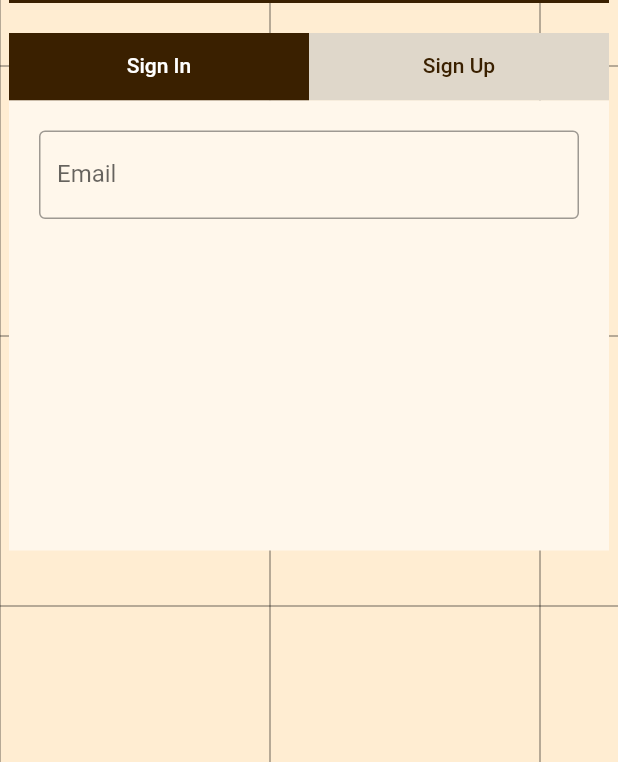
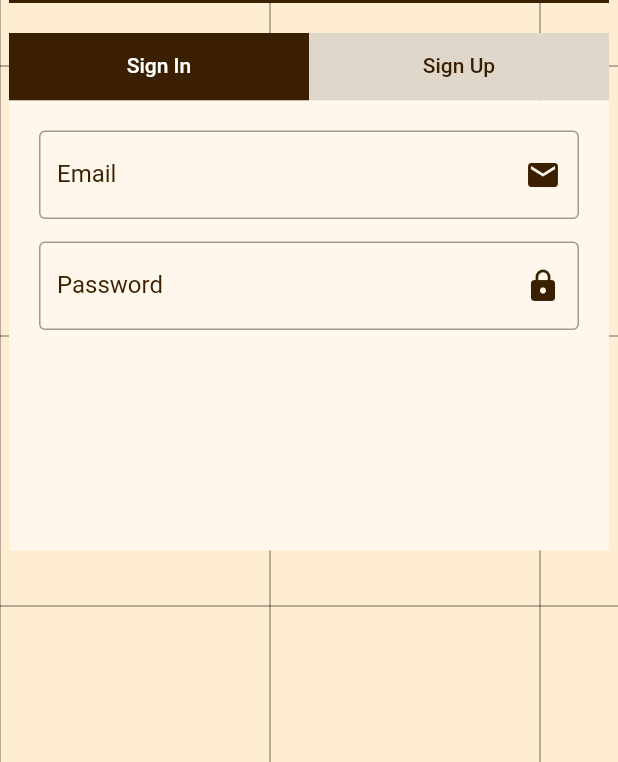
Before and after one commit to RGLie/TodayI, a Flutter app: the screen it shows after launch, after a tap on "시작하기", on a phone screen of 412 x 824 dp, the part 474-1236 px from its top. Run offline on Flutter 3.47's test engine with Material 2 defaults, Android fonts, the phone set to English and light mode, and no system bars; our stand-ins replace animated_text_kit, firebase_core, google_fonts; accounts and stored records are empty; Roboto replaces fonts that are missing (Pretendard).

Commit message:
textfield in progress

```diff
--- a/todayi/lib/pages/login_page.dart
+++ b/todayi/lib/pages/login_page.dart
@@ -12,6 +12,8 @@ class _LoginPageState extends State<LoginPage>
     with SingleTickerProviderStateMixin {
   late TabController _tabController;
   final _emailController = TextEditingController();
+  final _passwordController = TextEditingController();
+  final GlobalKey<FormState> _formKey = GlobalKey<FormState>();
 
   @override
   void initState() {
@@ -105,19 +107,72 @@ class _LoginPageState extends State<LoginPage>
               controller: _tabController,
               children: [
                 // first tab bar view widget
-                Column(
+                Form(
+                  key: _formKey,
+                  child: Column(
                     children: [
                       Container(
                         margin: EdgeInsets.all(5),
-                      child: TextField(
+                        child: TextFormField(
+                        controller: _emailController,
+                        keyboardType: TextInputType.emailAddress,
                         cursorColor: ColorLibrary.textThemeColor,
-                          controller: _emailController,
                         decoration: InputDecoration(
+                          suffixIcon: Icon(Icons.mail),
+                          suffixIconColor: ColorLibrary.textThemeColor,
                           border: OutlineInputBorder(),
                           labelText: 'Email',
-                          )),
+                          labelStyle: TextStyle(
+                              color: ColorLibrary.textThemeColor
+                          ),
+                          focusedBorder: OutlineInputBorder(
+                            borderSide: BorderSide(color: ColorLibrary.textThemeColor),
                           )
+                        ),
+                        validator: (value) {
+                          if(value!.isEmpty) {
+                            return '이메일은 필수사항입니다.';
+                          }
+                          if(!RegExp(
+                              r'^(([^<>()[\]\\.,;:\s@\"]+(\.[^<>()[\]\\.,;:\s@\"]+)*)|(\".+\"))@((\[[0-9]{1,3}\.[0-9]{1,3}\.[0-9]{1,3}\.[0-9]{1,3}\])|(([a-zA-Z\-0-9]+\.)+[a-zA-Z]{2,}))$')
+                              .hasMatch(value)){
+                            return '잘못된 이메일 형식입니다.';
+                          }
+                          return null;
+                        },
+                      )
+                      ),
+                      SizedBox(
+                        height: 5,
+                      ),
+                      Container(
+                        margin: EdgeInsets.all(5),
+                        child: TextFormField(
+                        controller: _passwordController,
+                        cursorColor: ColorLibrary.textThemeColor,
+                        keyboardType: TextInputType.text,
+                        decoration: InputDecoration(
+                          suffixIcon: Icon(Icons.lock),
+                          suffixIconColor: ColorLibrary.textThemeColor,
+                          border: OutlineInputBorder(),
+                          labelText: 'Password',
+                          labelStyle: TextStyle(
+                              color: ColorLibrary.textThemeColor
+                          ),
+                          focusedBorder: OutlineInputBorder(
+                            borderSide: BorderSide(color: ColorLibrary.textThemeColor),
+                          )
+                        ),
+                        validator: (value) {
+                          if(value!.isEmpty) {
+                            return '비밀번호를 입력하세요.';
+                          }
+                          return null;
+                        },
+                      )
+                      ),
                     ],
+                  ),
                 ),
 
                 // second tab bar view widget
```
Also changed, not shown: todayi/lib/widgets/login_page/sign_in.dart (added, +83 -0 lines). Lines whose indentation alone changed are shown as unchanged.
